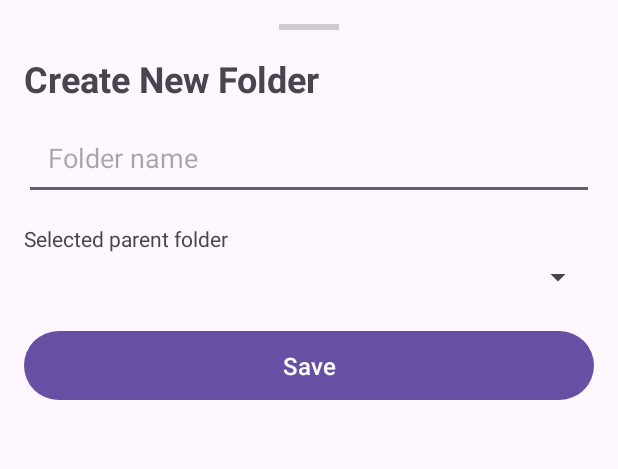
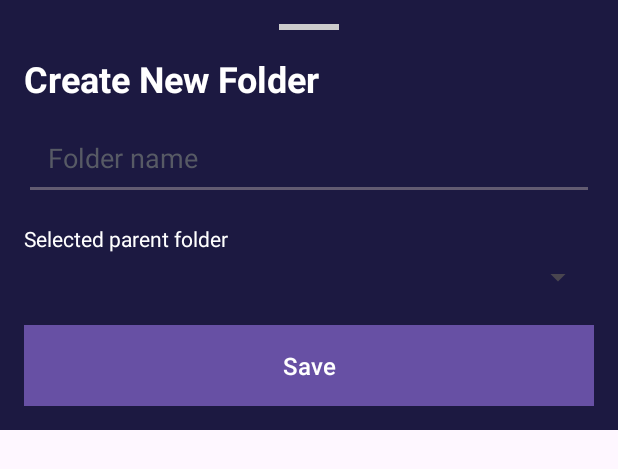
Before and after one commit to HoangDucHiep/FlashcardRedo, an Android app: the layout bottom_sheet_create_folder.xml on its own in the app's theme, with its tools: preview values and no code run, on a phone screen of 412 x 824 dp. Shown: the top 469 px of the screen. Run offline under Robolectric (Android 15) with nearby library versions, the phone set to English and light mode, and no system bars.

Commit message:
fixColor
from HCL with love

```diff
--- a/app/src/main/java/com/cntt2/flashcard/ui/activities/StudyActivity.java
+++ b/app/src/main/java/com/cntt2/flashcard/ui/activities/StudyActivity.java
@@ -339,7 +339,7 @@ public class StudyActivity extends AppCompatActivity {
             content = "";
         }
         return "<html><head><meta name='viewport' content='width=device-width, initial-scale=1.0' />"
-                + "<style>body{font-size:16px;text-align:center;word-wrap:break-word;max-width:100%; margin: 0 auto; max-height: 2000px; overflow-y: scroll;} img{max-width:100%; height:auto;}</style></head><body>"
+                + "<style>body{ background-color:#382a79; color:white;font-size:16px;text-align:center;word-wrap:break-word;max-width:100%; margin: 0 auto; max-height: 2000px; overflow-y: scroll;} img{max-width:100%; height:auto;}</style></head><body>"
                 + content + "</body></html>";
     }
 
--- a/app/src/main/res/layout/activity_main.xml
+++ b/app/src/main/res/layout/activity_main.xml
@@ -20,11 +20,11 @@
         android:layout_width="match_parent"
         android:layout_height="wrap_content"
         android:layout_gravity="bottom"
-        android:background="@color/white"
         app:labelVisibilityMode="labeled"
         app:layout_constraintBottom_toBottomOf="parent"
         app:layout_constraintStart_toStartOf="parent"
         app:layout_constraintEnd_toEndOf="parent"
-        app:menu="@menu/bottom_menu" />
+        app:menu="@menu/bottom_menu"
+        android:background="#1f232f"/>
 
 </androidx.constraintlayout.widget.ConstraintLayout>
--- a/app/src/main/res/layout/bottom_sheet_create_folder.xml
+++ b/app/src/main/res/layout/bottom_sheet_create_folder.xml
@@ -3,7 +3,8 @@
     android:layout_width="match_parent"
     android:layout_height="wrap_content"
     android:orientation="vertical"
-    android:padding="16dp">
+    android:padding="16dp"
+    android:background="#1c1941">
 
     <!-- Handle -->
     <View
@@ -20,7 +21,8 @@
         android:text="Create New Folder"
         android:textSize="24sp"
         android:textStyle="bold"
-        android:layout_marginBottom="8dp" />
+        android:layout_marginBottom="8dp"
+        android:textColor="#FFFFFF"/>
 
     <!-- Subtitle -->
 
@@ -31,20 +33,24 @@
         android:layout_height="wrap_content"
         android:hint="Folder name"
         android:padding="16dp"
-        android:layout_marginBottom="16dp" />
+        android:layout_marginBottom="16dp"
+        android:textColor="#FFFFFF"
+        android:textColorHint="#575a65"/>
 
     <TextView
         android:id="@+id/textView2"
         android:layout_width="match_parent"
         android:layout_height="wrap_content"
-        android:text="Selected parent folder" />
+        android:text="Selected parent folder"
+        android:textColor="#FFFFFF"/>
 
     <Spinner
         android:id="@+id/parentFolderSpinner"
         android:layout_width="match_parent"
         android:layout_height="wrap_content"
         android:padding="16dp"
-        android:layout_marginBottom="16dp" />
+        android:layout_marginBottom="16dp"
+        android:textColor="#575a65"/>
 
 
     <Button
@@ -54,6 +60,7 @@
         android:text="Save"
         android:textSize="16sp"
         android:textColor="#FFFFFF"
-        android:padding="12dp" />
+        android:padding="12dp"
+        android:background="#382a79"/>
 
 </LinearLayout>
--- a/app/src/main/res/layout/deck_item.xml
+++ b/app/src/main/res/layout/deck_item.xml
@@ -16,7 +16,8 @@
         app:layout_constraintStart_toStartOf="parent"
         app:layout_constraintTop_toTopOf="parent"
         app:layout_constraintVertical_bias="0.092"
-        app:srcCompat="@drawable/deck" />
+        app:srcCompat="@drawable/deck"
+        android:tint="#5c67f2"/>
 
     <TextView
         android:id="@+id/deckName"
@@ -28,6 +29,7 @@
         app:layout_constraintBottom_toBottomOf="@+id/deckIcon"
         app:layout_constraintStart_toEndOf="@+id/deckIcon"
         app:layout_constraintTop_toTopOf="@+id/deckIcon"
-        app:layout_constraintVertical_bias="0.517" />
+        app:layout_constraintVertical_bias="0.517"
+        android:textColor="#FFFFFF"/>
 
 </androidx.constraintlayout.widget.ConstraintLayout>
--- a/app/src/main/res/layout/fragment_home.xml
+++ b/app/src/main/res/layout/fragment_home.xml
@@ -4,7 +4,8 @@
     xmlns:tools="http://schemas.android.com/tools"
     android:layout_width="match_parent"
     android:layout_height="match_parent"
-    tools:context=".ui.fragments.HomeFragment">
+    tools:context=".ui.fragments.HomeFragment"
+    android:background="#0a0f1e">
 
 
     <ListView
@@ -38,6 +39,7 @@
         app:layout_constraintHorizontal_bias="0.929"
         app:layout_constraintStart_toStartOf="parent"
         app:layout_constraintTop_toTopOf="parent"
-        app:layout_constraintVertical_bias="0.939" />
+        app:layout_constraintVertical_bias="0.939"
+        app:backgroundTint="#5b66ee" />
 
 </androidx.constraintlayout.widget.ConstraintLayout>
--- a/app/src/main/res/layout/fragment_library.xml
+++ b/app/src/main/res/layout/fragment_library.xml
@@ -3,7 +3,8 @@
     xmlns:tools="http://schemas.android.com/tools"
     android:layout_width="match_parent"
     android:layout_height="match_parent"
-    tools:context=".ui.fragments.LibraryFragment">
+    tools:context=".ui.fragments.LibraryFragment"
+    android:background="#0a0f1e">
 
     <!-- TODO: Update blank fragment layout -->
     <TextView
--- a/app/src/main/res/layout/fragment_setting.xml
+++ b/app/src/main/res/layout/fragment_setting.xml
@@ -3,7 +3,8 @@
     xmlns:tools="http://schemas.android.com/tools"
     android:layout_width="match_parent"
     android:layout_height="match_parent"
-    tools:context=".ui.fragments.SettingFragment">
+    tools:context=".ui.fragments.SettingFragment"
+    android:background="#0a0f1e">
 
     <!-- TODO: Update blank fragment layout -->
     <TextView
```
Also changed, not shown: app/src/main/res/layout/bottom_sheet_create_deck.xml (+10 -5 lines), app/src/main/res/layout/bottom_sheet_create_new.xml (+10 -5 lines), app/src/main/res/layout/card_change_desk.xml (+6 -3 lines), app/src/main/res/layout/folder_item.xml (+6 -3 lines), app/src/main/res/layout/item_flashcard.xml (+6 -3 lines), app/src/main/res/layout/show_card.xml (+11 -7 lines), app/src/main/res/layout/startstudy.xml (+13 -7 lines).
